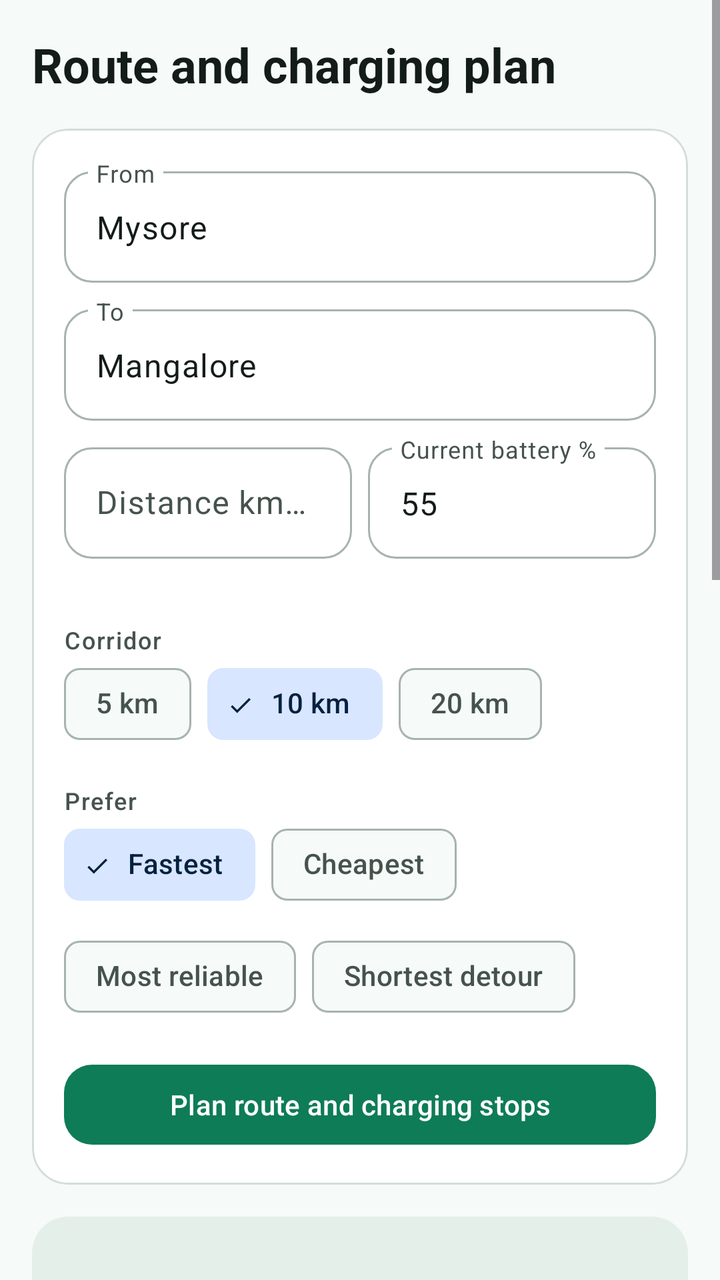
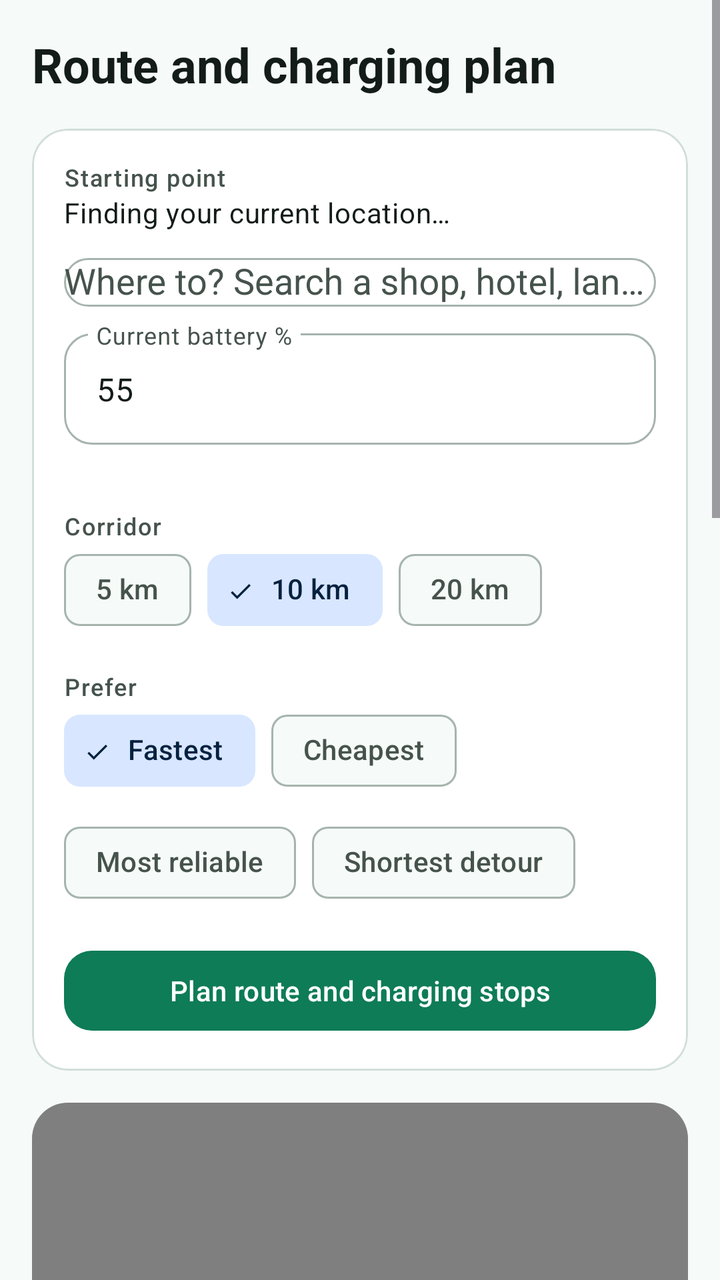

Screens rendered from an Android XML layout before and after an edit, with the pre-edit source and the edit as a unified diff.
<!-- AndroidManifest.xml: application theme Theme.Amperly -->
<!-- res/layout/fragment_route_planner.xml -->
<?xml version="1.0" encoding="utf-8"?>
<ScrollView xmlns:android="http://schemas.android.com/apk/res/android"
    xmlns:app="http://schemas.android.com/apk/res-auto"
    android:layout_width="match_parent"
    android:layout_height="match_parent"
    android:fillViewport="true">

    <LinearLayout
        android:layout_width="match_parent"
        android:layout_height="wrap_content"
        android:orientation="vertical"
        android:padding="@dimen/amp_screen_padding"
        android:paddingBottom="@dimen/amp_space_xl">

        <TextView
            android:layout_width="match_parent"
            android:layout_height="wrap_content"
            android:text="@string/route_title"
            android:textAppearance="@style/TextAppearance.Amperly.ScreenTitle" />

        
        <com.google.android.material.card.MaterialCardView
            style="@style/Widget.Amperly.Card"
            android:layout_width="match_parent"
            android:layout_height="wrap_content"
            android:layout_marginTop="@dimen/amp_space_m">

            <LinearLayout
                android:layout_width="match_parent"
                android:layout_height="wrap_content"
                android:orientation="vertical"
                android:padding="@dimen/amp_space_m">

                <com.google.android.material.textfield.TextInputLayout
                    style="@style/Widget.Amperly.TextInput"
                    android:layout_width="match_parent"
                    android:layout_height="wrap_content"
                    android:hint="@string/route_origin">

                    <com.google.android.material.textfield.TextInputEditText
                        android:id="@+id/originEdit"
                        android:layout_width="match_parent"
                        android:layout_height="wrap_content"
                        android:text="Mysore" />
                </com.google.android.material.textfield.TextInputLayout>

                <com.google.android.material.textfield.TextInputLayout
                    style="@style/Widget.Amperly.TextInput"
                    android:layout_width="match_parent"
                    android:layout_height="wrap_content"
                    android:layout_marginTop="@dimen/amp_space_s"
                    android:hint="@string/route_destination">

                    <com.google.android.material.textfield.TextInputEditText
                        android:id="@+id/destinationEdit"
                        android:layout_width="match_parent"
                        android:layout_height="wrap_content"
                        android:text="Mangalore" />
                </com.google.android.material.textfield.TextInputLayout>

                
                <LinearLayout
                    android:layout_width="match_parent"
                    android:layout_height="wrap_content"
                    android:layout_marginTop="@dimen/amp_space_s"
                    android:baselineAligned="false"
                    android:orientation="horizontal">

                    <com.google.android.material.textfield.TextInputLayout
                        style="@style/Widget.Amperly.TextInput"
                        android:layout_width="0dp"
                        android:layout_height="wrap_content"
                        android:layout_weight="1"
                        android:hint="@string/route_distance_hint">

                        <com.google.android.material.textfield.TextInputEditText
                            android:id="@+id/distanceEdit"
                            android:layout_width="match_parent"
                            android:layout_height="wrap_content"
                            android:inputType="numberDecimal" />
                    </com.google.android.material.textfield.TextInputLayout>

                    <com.google.android.material.textfield.TextInputLayout
                        style="@style/Widget.Amperly.TextInput"
                        android:layout_width="0dp"
                        android:layout_height="wrap_content"
                        android:layout_marginStart="@dimen/amp_space_s"
                        android:layout_weight="1"
                        android:hint="@string/route_current_soc">

                        <com.google.android.material.textfield.TextInputEditText
                            android:id="@+id/currentSocEdit"
                            android:layout_width="match_parent"
                            android:layout_height="wrap_content"
                            android:inputType="number"
                            android:text="55" />
                    </com.google.android.material.textfield.TextInputLayout>
                </LinearLayout>

                <TextView
                    android:id="@+id/socSourceText"
                    android:layout_width="match_parent"
                    android:layout_height="wrap_content"
                    android:textAppearance="@style/TextAppearance.Amperly.Label" />

                <TextView
                    android:layout_width="wrap_content"
                    android:layout_height="wrap_content"
                    android:layout_marginTop="@dimen/amp_space_m"
                    android:text="@string/route_corridor"
                    android:textAppearance="@style/TextAppearance.Amperly.Label" />

                <com.google.android.material.chip.ChipGroup
                    android:id="@+id/corridorChipGroup"
                    android:layout_width="wrap_content"
                    android:layout_height="wrap_content"
                    app:singleLine="true"
                    app:singleSelection="true">

                    <com.google.android.material.chip.Chip
                        android:id="@+id/corridor5Chip"
                        style="@style/Widget.Amperly.Chip"
                        android:layout_width="wrap_content"
                        android:layout_height="wrap_content"
                        android:checkable="true"
                        android:text="5 km" />

                    <com.google.android.material.chip.Chip
                        android:id="@+id/corridor10Chip"
                        style="@style/Widget.Amperly.Chip"
                        android:layout_width="wrap_content"
                        android:layout_height="wrap_content"
                        android:checkable="true"
                        android:checked="true"
                        android:text="10 km" />

                    <com.google.android.material.chip.Chip
                        android:id="@+id/corridor20Chip"
                        style="@style/Widget.Amperly.Chip"
                        android:layout_width="wrap_content"
                        android:layout_height="wrap_content"
                        android:checkable="true"
                        android:text="20 km" />
                </com.google.android.material.chip.ChipGroup>

                <TextView
                    android:layout_width="wrap_content"
                    android:layout_height="wrap_content"
                    android:layout_marginTop="@dimen/amp_space_m"
                    android:text="@string/route_preference"
                    android:textAppearance="@style/TextAppearance.Amperly.Label" />

                <com.google.android.material.chip.ChipGroup
                    android:id="@+id/preferenceChipGroup"
                    android:layout_width="wrap_content"
                    android:layout_height="wrap_content"
                    app:singleLine="false"
                    app:singleSelection="true">

                    <com.google.android.material.chip.Chip
                        android:id="@+id/prefFastestChip"
                        style="@style/Widget.Amperly.Chip"
                        android:layout_width="wrap_content"
                        android:layout_height="wrap_content"
                        android:checkable="true"
                        android:checked="true"
                        android:text="@string/pref_fastest" />

                    <com.google.android.material.chip.Chip
                        android:id="@+id/prefCheapestChip"
                        style="@style/Widget.Amperly.Chip"
                        android:layout_width="wrap_content"
                        android:layout_height="wrap_content"
                        android:checkable="true"
                        android:text="@string/pref_cheapest" />

                    <com.google.android.material.chip.Chip
                        android:id="@+id/prefReliableChip"
                        style="@style/Widget.Amperly.Chip"
                        android:layout_width="wrap_content"
                        android:layout_height="wrap_content"
                        android:checkable="true"
                        android:text="@string/pref_reliable" />

                    <com.google.android.material.chip.Chip
                        android:id="@+id/prefShortestDetourChip"
                        style="@style/Widget.Amperly.Chip"
                        android:layout_width="wrap_content"
                        android:layout_height="wrap_content"
                        android:checkable="true"
                        android:text="@string/pref_shortest_detour" />
                </com.google.android.material.chip.ChipGroup>

                <com.google.android.material.button.MaterialButton
                    android:id="@+id/planRouteButton"
                    style="@style/Widget.Amperly.Button"
                    android:layout_width="match_parent"
                    android:layout_height="wrap_content"
                    android:layout_marginTop="@dimen/amp_space_m"
                    android:text="@string/route_plan_action" />
            </LinearLayout>
        </com.google.android.material.card.MaterialCardView>

        
        <com.google.android.material.card.MaterialCardView
            style="@style/Widget.Amperly.Card.Map"
            android:layout_width="match_parent"
            android:layout_height="@dimen/amp_map_panel_height"
            android:layout_marginTop="@dimen/amp_space_m">

            
            <FrameLayout
                android:id="@+id/routeMapContainer"
                android:layout_width="match_parent"
                android:layout_height="match_parent" />
        </com.google.android.material.card.MaterialCardView>

        
        <TextView
            android:id="@+id/routeSummaryText"
            android:layout_width="match_parent"
            android:layout_height="wrap_content"
            android:layout_marginTop="@dimen/amp_space_m"
            android:textAppearance="@style/TextAppearance.Amperly.BodyStrong" />

        <TextView
            android:id="@+id/confidenceText"
            android:layout_width="match_parent"
            android:layout_height="wrap_content"
            android:textAppearance="@style/TextAppearance.Amperly.Label" />

        <TextView
            android:id="@+id/planStatusText"
            style="@style/Widget.Amperly.Notice.Warning"
            android:layout_width="match_parent"
            android:layout_height="wrap_content"
            android:layout_marginTop="@dimen/amp_space_s"
            android:visibility="gone" />

        <TextView
            android:layout_width="match_parent"
            android:layout_height="wrap_content"
            android:layout_marginTop="@dimen/amp_space_l"
            android:text="@string/route_recommended_stop"
            android:textAppearance="@style/TextAppearance.Amperly.SectionTitle" />

        <androidx.recyclerview.widget.RecyclerView
            android:id="@+id/plannedStopsRecyclerView"
            android:layout_width="match_parent"
            android:layout_height="wrap_content"
            android:nestedScrollingEnabled="false" />

        <TextView
            android:layout_width="match_parent"
            android:layout_height="wrap_content"
            android:layout_marginTop="@dimen/amp_space_m"
            android:text="@string/route_backups"
            android:textAppearance="@style/TextAppearance.Amperly.SectionTitle" />

        <androidx.recyclerview.widget.RecyclerView
            android:id="@+id/backupsRecyclerView"
            android:layout_width="match_parent"
            android:layout_height="wrap_content"
            android:nestedScrollingEnabled="false" />

        <TextView
            android:layout_width="match_parent"
            android:layout_height="wrap_content"
            android:layout_marginTop="@dimen/amp_space_m"
            android:text="@string/route_candidates"
            android:textAppearance="@style/TextAppearance.Amperly.SectionTitle" />

        <androidx.recyclerview.widget.RecyclerView
            android:id="@+id/candidatesRecyclerView"
            android:layout_width="match_parent"
            android:layout_height="wrap_content"
            android:nestedScrollingEnabled="false" />

        
        <View
            android:layout_width="match_parent"
            android:layout_height="1dp"
            android:layout_marginTop="@dimen/amp_space_l"
            android:background="?attr/colorOutlineVariant" />

        <TextView
            android:layout_width="match_parent"
            android:layout_height="wrap_content"
            android:layout_marginTop="@dimen/amp_space_m"
            android:text="@string/route_assumptions"
            android:textAppearance="@style/TextAppearance.Amperly.SectionTitle" />

        <LinearLayout
            android:id="@+id/assumptionsContainer"
            android:layout_width="match_parent"
            android:layout_height="wrap_content"
            android:orientation="vertical" />

        <TextView
            android:id="@+id/estimateNoticeText"
            style="@style/Widget.Amperly.Notice.Info"
            android:layout_width="match_parent"
            android:layout_height="wrap_content"
            android:layout_marginTop="@dimen/amp_space_m"
            android:text="@string/route_estimate_notice" />

        
        <com.google.android.material.card.MaterialCardView
            style="@style/Widget.Amperly.Card"
            android:layout_width="match_parent"
            android:layout_height="wrap_content"
            android:layout_marginTop="@dimen/amp_space_m">

            <LinearLayout
                android:layout_width="match_parent"
                android:layout_height="wrap_content"
                android:orientation="vertical"
                android:padding="@dimen/amp_space_m">

                <TextView
                    android:layout_width="match_parent"
                    android:layout_height="wrap_content"
                    android:text="@string/soc_update_title"
                    android:textAppearance="@style/TextAppearance.Amperly.SectionTitle" />

                <TextView
                    android:layout_width="match_parent"
                    android:layout_height="wrap_content"
                    android:layout_marginTop="@dimen/amp_space_xs"
                    android:text="@string/soc_update_hint"
                    android:textAppearance="@style/TextAppearance.Amperly.Body" />

                <com.google.android.material.textfield.TextInputLayout
                    style="@style/Widget.Amperly.TextInput"
                    android:layout_width="match_parent"
                    android:layout_height="wrap_content"
                    android:layout_marginTop="@dimen/amp_space_s"
                    android:hint="@string/route_current_soc">

                    <com.google.android.material.textfield.TextInputEditText
                        android:id="@+id/actualSocEdit"
                        android:layout_width="match_parent"
                        android:layout_height="wrap_content"
                        android:inputType="number" />
                </com.google.android.material.textfield.TextInputLayout>

                <com.google.android.material.button.MaterialButton
                    android:id="@+id/updateSocButton"
                    style="@style/Widget.Amperly.Button.Tonal"
                    android:layout_width="match_parent"
                    android:layout_height="wrap_content"
                    android:layout_marginTop="@dimen/amp_space_s"
                    android:text="@string/soc_update_action" />
            </LinearLayout>
        </com.google.android.material.card.MaterialCardView>

        <LinearLayout
            android:id="@+id/recalcContainer"
            android:layout_width="match_parent"
            android:layout_height="wrap_content"
            android:layout_marginTop="@dimen/amp_space_m"
            android:orientation="vertical" />

        
        
        <com.google.android.material.card.MaterialCardView
            android:id="@+id/noSafeChargerContainer"
            style="@style/Widget.Amperly.Card"
            android:layout_width="match_parent"
            android:layout_height="wrap_content"
            android:layout_marginTop="@dimen/amp_space_m"
            android:visibility="gone"
            app:cardBackgroundColor="?attr/colorErrorContainer"
            app:strokeColor="?attr/colorError"
            app:strokeWidth="1dp">

            <LinearLayout
                android:layout_width="match_parent"
                android:layout_height="wrap_content"
                android:orientation="vertical"
                android:padding="@dimen/amp_space_m">

                <TextView
                    android:layout_width="match_parent"
                    android:layout_height="wrap_content"
                    android:text="@string/soc_no_safe_charger"
                    android:textAppearance="@style/TextAppearance.Amperly.SectionTitle"
                    android:textColor="?attr/colorOnErrorContainer" />

                <TextView
                    android:layout_width="match_parent"
                    android:layout_height="wrap_content"
                    android:layout_marginTop="@dimen/amp_space_xs"
                    android:text="@string/soc_no_safe_body"
                    android:textAppearance="@style/TextAppearance.Amperly.Body"
                    android:textColor="?attr/colorOnErrorContainer" />

                <com.google.android.material.button.MaterialButton
                    android:id="@+id/widerRadiusButton"
                    style="@style/Widget.Amperly.Button.Tonal"
                    android:layout_width="match_parent"
                    android:layout_height="wrap_content"
                    android:layout_marginTop="@dimen/amp_space_m"
                    android:text="@string/soc_wider_radius" />

                <com.google.android.material.button.MaterialButton
                    android:id="@+id/slowerChargerButton"
                    style="@style/Widget.Amperly.Button.Outlined"
                    android:layout_width="match_parent"
                    android:layout_height="wrap_content"
                    android:layout_marginTop="@dimen/amp_space_s"
                    android:text="@string/soc_slower_charger" />

                <com.google.android.material.button.MaterialButton
                    android:id="@+id/emergencyButton"
                    style="@style/Widget.Amperly.Button.Text"
                    android:layout_width="match_parent"
                    android:layout_height="wrap_content"
                    android:layout_marginTop="@dimen/amp_space_xs"
                    android:text="@string/soc_emergency" />
            </LinearLayout>
        </com.google.android.material.card.MaterialCardView>
    </LinearLayout>
</ScrollView>
<!-- resources referenced by this layout -->
<resources>
  <dimen name="amp_map_panel_height">220dp</dimen>
  <dimen name="amp_screen_padding">16dp</dimen>
  <dimen name="amp_space_l">24dp</dimen>
  <dimen name="amp_space_m">16dp</dimen>
  <dimen name="amp_space_s">8dp</dimen>
  <dimen name="amp_space_xl">32dp</dimen>
  <dimen name="amp_space_xs">4dp</dimen>
  <string name="pref_cheapest">Cheapest</string>
  <string name="pref_fastest">Fastest</string>
  <string name="pref_reliable">Most reliable</string>
  <string name="pref_shortest_detour">Shortest detour</string>
  <string name="route_assumptions">Plan assumptions</string>
  <string name="route_backups">Backup chargers</string>
  <string name="route_candidates">Corridor chargers</string>
  <string name="route_corridor">Corridor</string>
  <string name="route_current_soc">Current battery %</string>
  <string name="route_destination">To</string>
  <string name="route_distance_hint">Distance km (blank = auto)</string>
  <string name="route_estimate_notice">Battery values are planning estimates and do not affect final billing.</string>
  <string name="route_origin">From</string>
  <string name="route_plan_action">Plan route and charging stops</string>
  <string name="route_preference">Prefer</string>
  <string name="route_recommended_stop">Recommended stop</string>
  <string name="route_title">Route and charging plan</string>
  <string name="soc_emergency">Emergency guidance</string>
  <string name="soc_no_safe_body">Consider searching a wider radius, selecting a slower charger, or requesting emergency assistance.</string>
  <string name="soc_no_safe_charger">No safe charger found within range</string>
  <string name="soc_slower_charger">Allow slower charger</string>
  <string name="soc_update_action">Use dashboard battery %</string>
  <string name="soc_update_hint">Enter the percentage shown on your dashboard for instant rerouting.</string>
  <string name="soc_update_title">Update actual battery</string>
  <string name="soc_wider_radius">Wider search radius</string>
  <style name="Theme.Amperly" parent="Base.Theme.Amperly" />
  <dimen name="amp_touch_target">48dp</dimen>
  <dimen name="amp_card_radius">18dp</dimen>
  <dimen name="amp_card_elevation">0dp</dimen>
  <color name="amp_primary">#0E7C56</color>
  <color name="white">#FFFFFFFF</color>
  <color name="amp_primary_container">#C6F0DC</color>
  <color name="amp_on_primary_container">#04301F</color>
  <color name="amp_primary_light">#3FA37C</color>
  <color name="amp_secondary">#1B6FE3</color>
  <color name="amp_secondary_container">#D8E6FF</color>
  <color name="amp_on_secondary_container">#04213F</color>
  <color name="amp_tertiary">#8A4E00</color>
  <color name="amp_tertiary_container">#FFE1BA</color>
  <color name="amp_on_tertiary_container">#2E1500</color>
  <color name="amp_error">#BA1A1A</color>
  <color name="amp_error_container">#FFDAD6</color>
  <color name="amp_on_error_container">#410E0B</color>
  <color name="amp_surface">#F6FAF8</color>
  <color name="amp_surface_container_lowest">#FFFFFF</color>
  <color name="amp_surface_container_low">#F1F7F4</color>
  <color name="amp_surface_container">#EBF3EF</color>
  <color name="amp_surface_container_high">#E5EFEA</color>
  <color name="amp_surface_container_highest">#DFEAE4</color>
  <color name="amp_surface_variant">#DCE5E0</color>
  <color name="amp_on_surface">#131C18</color>
  <color name="amp_on_surface_variant">#46534D</color>
  <color name="amp_outline">#A6B4AD</color>
  <color name="amp_outline_variant">#D2DED8</color>
  <!-- unchanged entries left out for length: 22 -->
</resources>

<!-- the commit's change to res/layout/fragment_route_planner.xml (unified diff, before → after) -->
@@ -31,71 +31,63 @@
                 android:orientation="vertical"
                 android:padding="@dimen/amp_space_m">
 
+                <TextView
+                    android:layout_width="wrap_content"
+                    android:layout_height="wrap_content"
+                    android:text="@string/route_start_label"
+                    android:textAppearance="@style/TextAppearance.Amperly.Label" />
+
+                <TextView
+                    android:id="@+id/originText"
+                    android:layout_width="match_parent"
+                    android:layout_height="wrap_content"
+                    android:text="@string/route_start_locating"
+                    android:textAppearance="@style/TextAppearance.Amperly.BodyStrong" />
+
+                <com.google.android.material.button.MaterialButton
+                    android:id="@+id/setOriginOnMapButton"
+                    style="@style/Widget.Amperly.Button.Text"
+                    android:layout_width="wrap_content"
+                    android:layout_height="wrap_content"
+                    android:visibility="gone"
+                    android:text="@string/route_start_pick_on_map" />
+
                 <com.google.android.material.textfield.TextInputLayout
                     style="@style/Widget.Amperly.TextInput"
                     android:layout_width="match_parent"
                     android:layout_height="wrap_content"
-                    android:hint="@string/route_origin">
-
-                    <com.google.android.material.textfield.TextInputEditText
-                        android:id="@+id/originEdit"
+                    android:layout_marginTop="@dimen/amp_space_s"
+                    android:hint="@string/route_destination_hint">
+
+                    <com.google.android.material.textfield.MaterialAutoCompleteTextView
+                        android:id="@+id/destinationEdit"
                         android:layout_width="match_parent"
                         android:layout_height="wrap_content"
-                        android:text="Mysore" />
+                        android:completionThreshold="2"
+                        android:inputType="text" />
                 </com.google.android.material.textfield.TextInputLayout>
+
+                <TextView
+                    android:id="@+id/destinationResolvedText"
+                    android:layout_width="match_parent"
+                    android:layout_height="wrap_content"
+                    android:textAppearance="@style/TextAppearance.Amperly.Label"
+                    android:visibility="gone" />
 
                 <com.google.android.material.textfield.TextInputLayout
                     style="@style/Widget.Amperly.TextInput"
                     android:layout_width="match_parent"
                     android:layout_height="wrap_content"
                     android:layout_marginTop="@dimen/amp_space_s"
-                    android:hint="@string/route_destination">
+                    android:hint="@string/route_current_soc">
 
                     <com.google.android.material.textfield.TextInputEditText
-                        android:id="@+id/destinationEdit"
+                        android:id="@+id/currentSocEdit"
                         android:layout_width="match_parent"
                         android:layout_height="wrap_content"
-                        android:text="Mangalore" />
+                        android:inputType="number"
+                        android:text="55" />
                 </com.google.android.material.textfield.TextInputLayout>
-
-                
-                <LinearLayout
-                    android:layout_width="match_parent"
-                    android:layout_height="wrap_content"
-                    android:layout_marginTop="@dimen/amp_space_s"
-                    android:baselineAligned="false"
-                    android:orientation="horizontal">
-
-                    <com.google.android.material.textfield.TextInputLayout
-                        style="@style/Widget.Amperly.TextInput"
-                        android:layout_width="0dp"
-                        android:layout_height="wrap_content"
-                        android:layout_weight="1"
-                        android:hint="@string/route_distance_hint">
-
-                        <com.google.android.material.textfield.TextInputEditText
-                            android:id="@+id/distanceEdit"
-                            android:layout_width="match_parent"
-                            android:layout_height="wrap_content"
-                            android:inputType="numberDecimal" />
-                    </com.google.android.material.textfield.TextInputLayout>
-
-                    <com.google.android.material.textfield.TextInputLayout
-                        style="@style/Widget.Amperly.TextInput"
-                        android:layout_width="0dp"
-                        android:layout_height="wrap_content"
-                        android:layout_marginStart="@dimen/amp_space_s"
-                        android:layout_weight="1"
-                        android:hint="@string/route_current_soc">
-
-                        <com.google.android.material.textfield.TextInputEditText
-                            android:id="@+id/currentSocEdit"
-                            android:layout_width="match_parent"
-                            android:layout_height="wrap_content"
-                            android:inputType="number"
-                            android:text="55" />
-                    </com.google.android.material.textfield.TextInputLayout>
-                </LinearLayout>
 
                 <TextView
                     android:id="@+id/socSourceText"
@@ -208,8 +200,7 @@
             android:layout_height="@dimen/amp_map_panel_height"
             android:layout_marginTop="@dimen/amp_space_m">
 
-            
-            <FrameLayout
+            <com.amperly.app.core.map.MapContainerView
                 android:id="@+id/routeMapContainer"
                 android:layout_width="match_parent"
                 android:layout_height="match_parent" />
@@ -236,6 +227,34 @@
             android:layout_height="wrap_content"
             android:layout_marginTop="@dimen/amp_space_s"
             android:visibility="gone" />
+
+        
+        <TextView
+            android:layout_width="match_parent"
+            android:layout_height="wrap_content"
+            android:layout_marginTop="@dimen/amp_space_l"
+            android:text="@string/route_directions_title"
+            android:textAppearance="@style/TextAppearance.Amperly.SectionTitle" />
+
+        <TextView
+            android:id="@+id/directionsMetaText"
+            android:layout_width="match_parent"
+            android:layout_height="wrap_content"
+            android:textAppearance="@style/TextAppearance.Amperly.Label" />
+
+        <LinearLayout
+            android:id="@+id/directionsContainer"
+            android:layout_width="match_parent"
+            android:layout_height="wrap_content"
+            android:orientation="vertical" />
+
+        <TextView
+            android:id="@+id/directionsNoteText"
+            style="@style/Widget.Amperly.Notice.Info"
+            android:layout_width="match_parent"
+            android:layout_height="wrap_content"
+            android:layout_marginTop="@dimen/amp_space_s"
+            android:text="@string/route_directions_note" />
 
         <TextView
             android:layout_width="match_parent"
@@ -351,6 +370,14 @@
                     android:layout_height="wrap_content"
                     android:layout_marginTop="@dimen/amp_space_s"
                     android:text="@string/soc_update_action" />
+
+                <com.google.android.material.button.MaterialButton
+                    android:id="@+id/startNavigationButton"
+                    style="@style/Widget.Amperly.Button"
+                    android:layout_width="match_parent"
+                    android:layout_height="wrap_content"
+                    android:layout_marginTop="@dimen/amp_space_s"
+                    android:text="@string/route_start_navigation" />
             </LinearLayout>
         </com.google.android.material.card.MaterialCardView>
 
@@ -361,7 +388,6 @@
             android:layout_marginTop="@dimen/amp_space_m"
             android:orientation="vertical" />
 
-        
         
         <com.google.android.material.card.MaterialCardView
             android:id="@+id/noSafeChargerContainer"
<!-- resource entries referenced after the edit -->
@@ -16,13 +16,17 @@
   <string name="route_candidates">Corridor chargers</string>
   <string name="route_corridor">Corridor</string>
   <string name="route_current_soc">Current battery %</string>
-  <string name="route_destination">To</string>
-  <string name="route_distance_hint">Distance km (blank = auto)</string>
+  <string name="route_destination_hint">Where to? Search a shop, hotel, landmark or town</string>
+  <string name="route_directions_note">Turn-by-turn directions come from Google Maps for the road route above. The charging stops and battery figures are Amperly’s planning estimates.</string>
+  <string name="route_directions_title">Directions from Google Maps</string>
   <string name="route_estimate_notice">Battery values are planning estimates and do not affect final billing.</string>
-  <string name="route_origin">From</string>
   <string name="route_plan_action">Plan route and charging stops</string>
   <string name="route_preference">Prefer</string>
   <string name="route_recommended_stop">Recommended stop</string>
+  <string name="route_start_label">Starting point</string>
+  <string name="route_start_locating">Finding your current location…</string>
+  <string name="route_start_navigation">Start in-app navigation</string>
+  <string name="route_start_pick_on_map">Set start on the map</string>
   <string name="route_title">Route and charging plan</string>
   <string name="soc_emergency">Emergency guidance</string>
   <string name="soc_no_safe_body">Consider searching a wider radius, selecting a slower charger, or requesting emergency assistance.</string>
